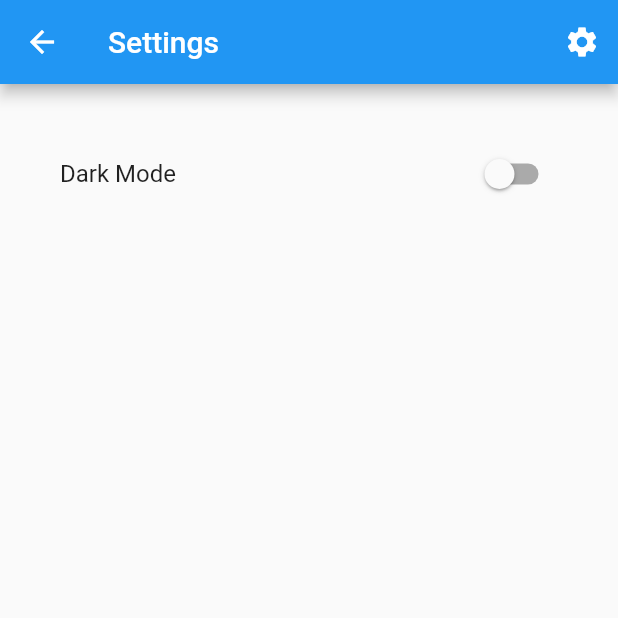
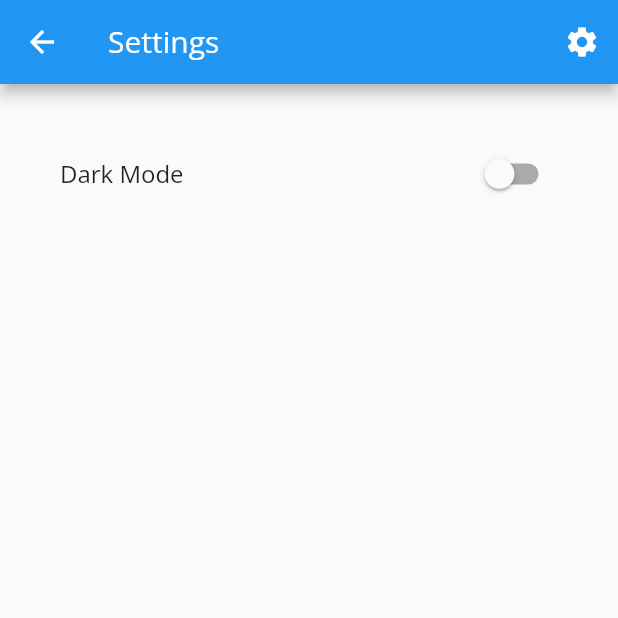
Before and after one commit to alfianandinugraha/flodo, a Flutter app: the screen it shows after launch, after a tap on the "settings" icon, on a phone screen of 412 x 824 dp, the top half of it. Run offline on Flutter 3.47's test engine with Material 2 defaults, Android fonts, the phone set to English and light mode, and no system bars; our stand-ins replace nanoid.

Commit message:
feat(themes): create BaseTheme to wrap theme

```diff
--- a/lib/main.dart
+++ b/lib/main.dart
@@ -3,6 +3,7 @@ import 'package:flodo/pages/home_page.dart';
 import 'package:flodo/pages/settings_page.dart';
 import 'package:flodo/providers/theme_mode_provider.dart';
 import 'package:flodo/providers/todo_provider.dart';
+import 'package:flodo/themes/base_theme.dart';
 import 'package:flutter/material.dart';
 import 'package:provider/provider.dart';
 
@@ -34,8 +35,8 @@ class App extends StatelessWidget {
     return MaterialApp(
       title: 'Flutter Demo',
       themeMode: context.select<ThemeModeProvider, ThemeMode>((value) => value.current),
-      darkTheme: ThemeData.dark(),
-      theme: ThemeData.light(),
+      darkTheme: BaseTheme.dark(),
+      theme: BaseTheme.get(),
       home: const HomePage(),
       routes: {
         "/add": (BuildContext context) => const FormPage(mode: FormPageMode.add),
--- /dev/null
+++ b/lib/themes/base_theme.dart
@@ -0,0 +1,33 @@
+import 'package:flutter/material.dart';
+
+class BaseTheme {
+  static String fontFamily = 'OpenSans';
+
+  static ThemeData get() {
+    return ThemeData(
+      primarySwatch: Colors.blue,
+      fontFamily: 'OpenSans',
+      textTheme: const TextTheme(
+        headline5: TextStyle(
+          fontWeight: FontWeight.w700,
+        ),
+        caption: TextStyle(
+          color: Colors.black
+        )
+      )
+    );
+  }
+
+  static ThemeData dark() {
+    return ThemeData.dark().copyWith(
+      textTheme: BaseTheme.get().textTheme.apply(
+        bodyColor: Colors.white,
+        fontFamily: BaseTheme.fontFamily,
+      ).copyWith(
+        caption: const TextStyle(
+          color: Colors.white
+        )
+      ),
+    );
+  }
+}
```
